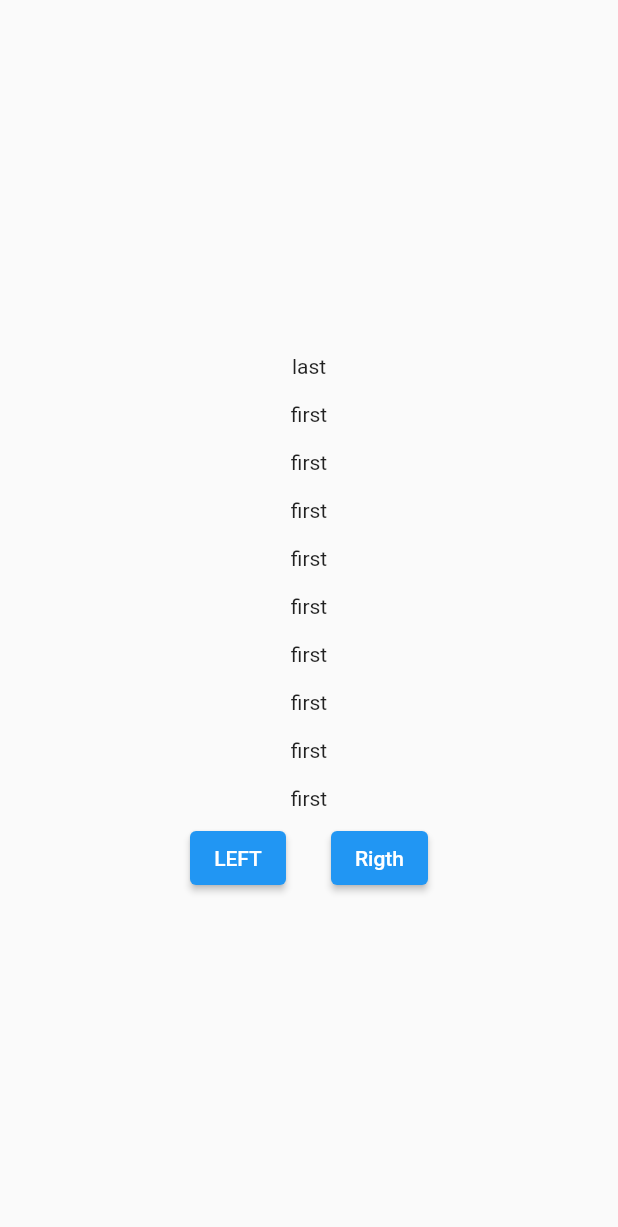
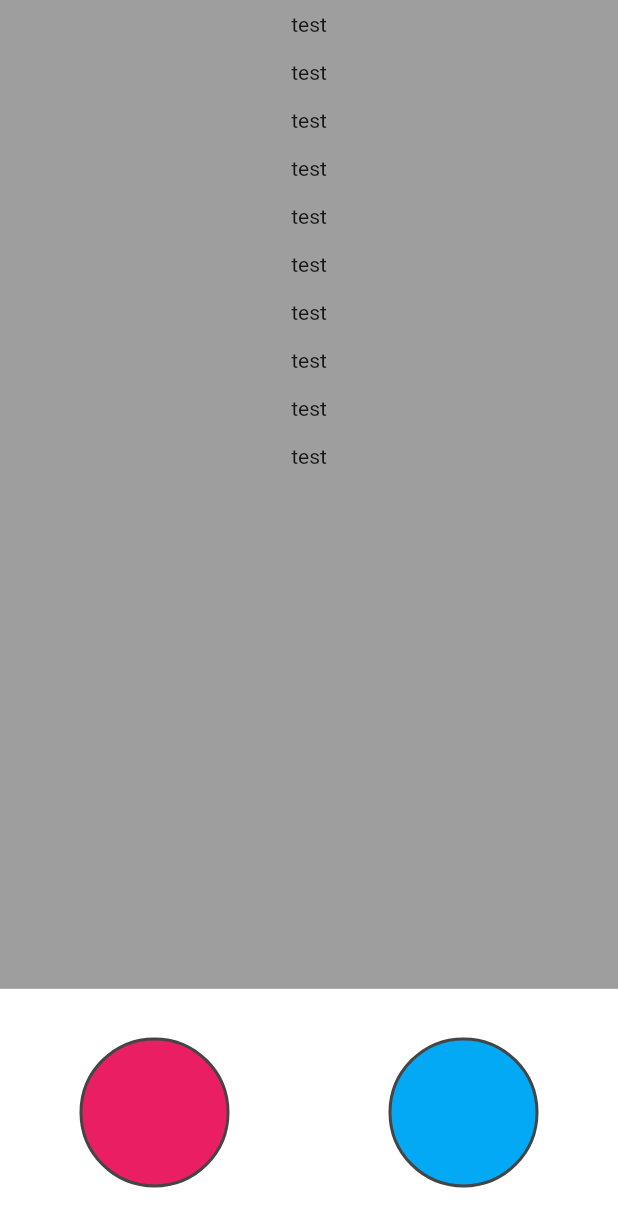
Before and after one commit to winaikongpeng/flutter_game_tower_box, a Flutter app: the screen it shows after launch, on a phone screen of 412 x 824 dp. Shown: the top 1227 px of the screen. Run offline on Flutter 3.47's test engine with Material 2 defaults, Android fonts, the phone set to English and light mode, and no system bars; our stand-ins replace equatable, flutter_bloc.

Commit message:
fixed new ui

```diff
--- a/lib/game_box/screens/game_box_landscape_screen.dart
+++ b/lib/game_box/screens/game_box_landscape_screen.dart
@@ -43,7 +43,7 @@ class _GameBoxLandScapeScreenState extends State<GameBoxLandScapeScreen> {
           _buildButton( key: tooltipkeyLeft, type: Boxs.BUTTON_LEFT, onTap: () {
               tooltipkeyLeft.currentState?.ensureTooltipVisible();
           } ,  onLongPress: (){
-            print('onLongPress left landscape');
+            // print('onLongPress left landscape');
           }),
           Expanded(
             child: SingleChildScrollView(
@@ -77,7 +77,7 @@ class _GameBoxLandScapeScreenState extends State<GameBoxLandScapeScreen> {
           _buildButton( key:tooltipkeyRigth , type: Boxs.BUTTON_RIGTH, onTap: () {
               tooltipkeyRigth.currentState?.ensureTooltipVisible();
           } , onLongPress: (){
-              print('onLongPress left landscape');
+              // print('onLongPress left landscape');
           }),
         ],
       ),
--- a/lib/game_tower_box/views/game_tower_box_screen.dart
+++ b/lib/game_tower_box/views/game_tower_box_screen.dart
@@ -34,7 +34,7 @@ class _GameTowerBoxMainScreenState extends State<_GameTowerBoxMainScreen> {
   @override
   void initState() {
     context.read<GameTowerBoxBloc>().add(GenerateRandomBoxs());
-    print('initState');
+    // print('initState');
     super.initState();
   }
 
@@ -139,7 +139,7 @@ class _GameTowerBoxMainScreenState extends State<_GameTowerBoxMainScreen> {
                       const SizedBox(width: 30),
                       ElevatedButton(
                           onPressed: () {
-                            print(state.boxs.length);
+                            // print(state.boxs.length);
                           },
                           child: const Text('Rigth')),
                     ],
--- a/lib/main.dart
+++ b/lib/main.dart
@@ -20,10 +20,23 @@
 //   }
 // }
 
+import 'package:flutter/material.dart';
 
-import 'package:flutter/material.dart';
-import 'package:flutter_game_tower_box/game_tower_box/game_tower_box.dart';
+import 'tower_box/screens/tower_box_screen.dart';
 
 void main() {
-  runApp(const GameTowerBoxScreen());
+  runApp(const RunApp());
 }
+
+class RunApp extends StatelessWidget {
+  const RunApp({super.key});
+
+  @override
+  Widget build(BuildContext context) {
+    return const MaterialApp(
+      debugShowCheckedModeBanner: false,
+      title: 'Game Tower Box',
+      home: TowerBoxScreen(),
+    );
+  }
+}
--- /dev/null
+++ b/lib/tower_box/screens/tower_box_portrait.dart
@@ -0,0 +1,70 @@
+import 'package:flutter/material.dart';
+import 'package:flutter_game_tower_box/core/constants/box_constant.dart';
+import 'package:flutter_game_tower_box/core/widgets/box_widget.dart';
+
+class TowerBoxPoertrait extends StatefulWidget {
+  const TowerBoxPoertrait({super.key});
+
+  @override
+  State<TowerBoxPoertrait> createState() => _TowerBoxPoertraitState();
+}
+
+class _TowerBoxPoertraitState extends State<TowerBoxPoertrait> {
+  final GlobalKey<TooltipState> tooltipkeyLeft = GlobalKey<TooltipState>();
+  final GlobalKey<TooltipState> tooltipkeyRigth = GlobalKey<TooltipState>();
+
+  @override
+  Widget build(BuildContext context) {
+    return Scaffold(
+      backgroundColor: Colors.grey,
+      body: SingleChildScrollView(
+        child: Column(
+          children: [
+            ListView.builder(
+                padding: EdgeInsets.zero,
+                reverse: true,
+                shrinkWrap: true,
+                itemCount: 10,
+                itemBuilder: (context, index) {
+                  String type = 'test';
+
+                  return Center(
+                    child: Padding(
+                      padding: const EdgeInsets.all(8.0),
+                      child: Text(type),
+                    ),
+                  );
+                }),
+          ],
+        ),
+      ),
+      bottomNavigationBar: Container(
+        height: MediaQuery.of(context).size.height * 0.2,
+        color: Colors.white,
+        child: Row(
+          mainAxisAlignment: MainAxisAlignment.spaceAround,
+          children: [
+            BoxWidgets.buttonCircle(
+                key: tooltipkeyLeft,
+                type: Boxs.BUTTON_LEFT,
+                onTap: () {
+                  tooltipkeyLeft.currentState?.ensureTooltipVisible();
+                },
+                onLongPress: () {
+                  print('onLongPress rigth portrait');
+                }),
+            BoxWidgets.buttonCircle(
+                key: tooltipkeyRigth,
+                type: Boxs.BUTTON_RIGTH,
+                onTap: () {
+                  tooltipkeyRigth.currentState?.ensureTooltipVisible();
+                },
+                onLongPress: () {
+                  print('onLongPress rigth portrait');
+                }),
+          ],
+        ),
+      ),
+    );
+  }
+}
--- /dev/null
+++ b/lib/tower_box/screens/tower_box_screen.dart
@@ -0,0 +1,29 @@
+import 'package:flutter/material.dart';
+import 'tower_box_landscape.dart';
+import 'tower_box_portrait.dart';
+
+class TowerBoxScreen extends StatefulWidget {
+  const TowerBoxScreen({super.key});
+
+  @override
+  State<TowerBoxScreen> createState() => _TowerBoxScreenState();
+}
+
+class _TowerBoxScreenState extends State<TowerBoxScreen> {
+  // @override
+  // Widget build(BuildContext context) => OrientationBuilder(
+  //       builder: ((context, orientation) {
+  //         final isPortrait = orientation == Orientation.portrait;
+  //         return isPortrait
+  //             ? const GameBoxPortraitScreen()
+  //             : const GameBoxLandScapeScreen();
+  //       }),
+  //     );
+  //! if you run on mobile or tablet please uncomment and remove this method
+  @override
+  Widget build(BuildContext context) {
+    double screenWidth = MediaQuery.of(context).size.width;
+    bool isPortrait = screenWidth < 501 ? true : false;
+    return isPortrait ? const TowerBoxPoertrait() : const TowerBoxLandScape();
+  }
+}
```
Also changed, not shown: lib/game_box/screens/gam_box_portrait_screen.dart (+4 -24 lines), lib/game_tower_box/bloc/game_tower_box_bloc.dart (+7 -7 lines), lib/tower_box/bloc/bloc/tower_box_bloc.dart (added, +14 -0 lines), lib/tower_box/bloc/bloc/tower_box_event.dart (added, +8 -0 lines), lib/tower_box/bloc/bloc/tower_box_state.dart (added, +10 -0 lines), lib/tower_box/screens/tower_box_landscape.dart (added, +78 -0 lines).
